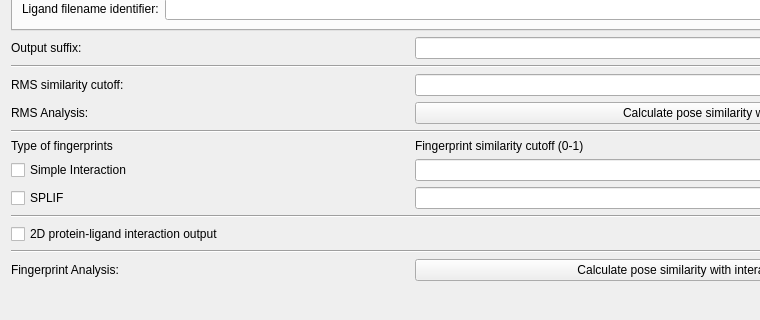
Old version of the form olig_gui_tabs_edit.ui in the repository skalyaanamoorthy/PoseFilter; both pictures show x 0 to 760 and y 483 to 803 of the 1228 by 803 pixel window.
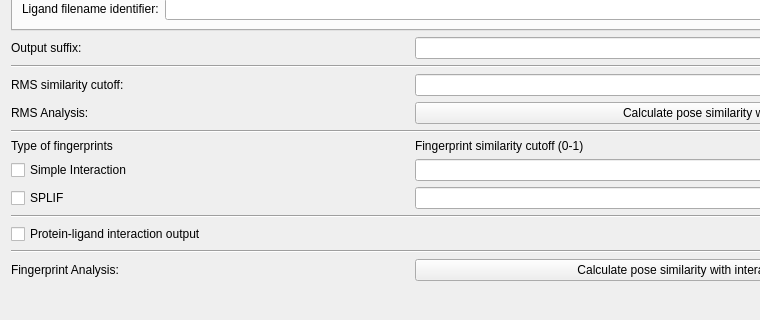
New version of the form.

Patch:
```diff
--- a/olig_gui_tabs_edit.ui
+++ b/olig_gui_tabs_edit.ui
@@ -224,7 +224,7 @@
    <item row="11" column="0" colspan="3">
     <widget class="QCheckBox" name="Prox_check">
      <property name="text">
-      <string>2D protein-ligand interaction output</string>
+      <string>Protein-ligand interaction output</string>
      </property>
     </widget>
    </item>
```
